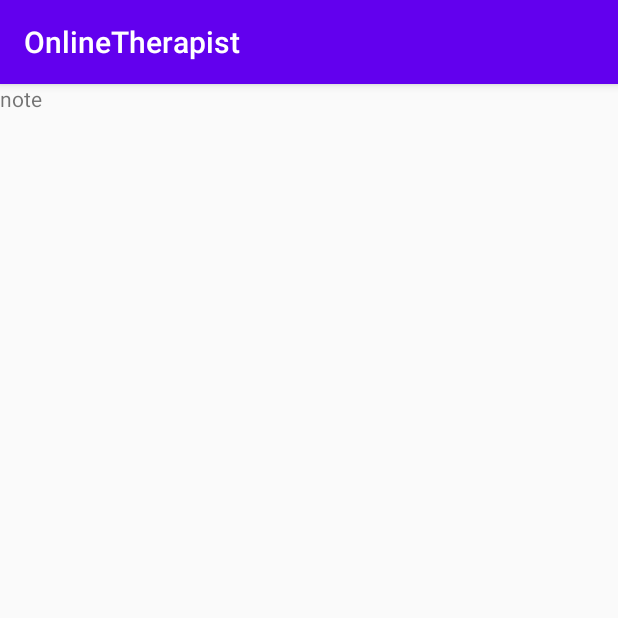
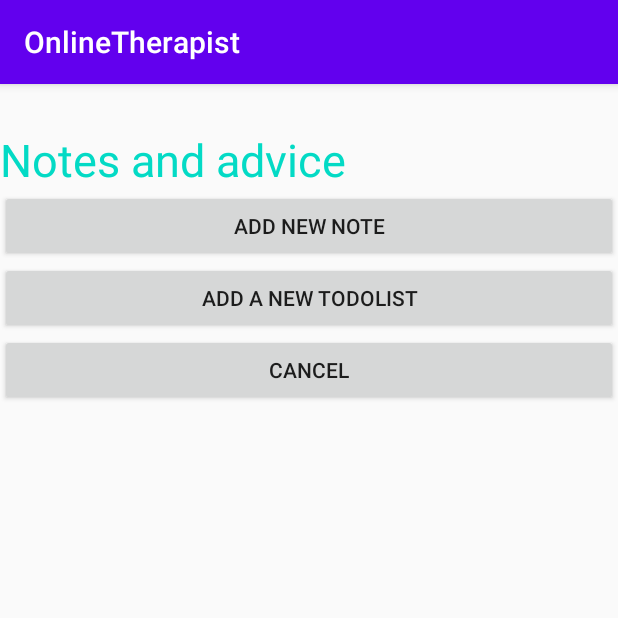
Before and after one commit to jojuo123/OnlineTherapist, an Android app: the NoteAdviceTherapistActivity screen opened directly, with no data from a screen before it, on a phone screen of 412 x 824 dp, the top half of it. Run offline under Robolectric (Android 15) with nearby library versions, the phone set to English and light mode, and no system bars.

Commit message:
2 button

```diff
--- a/app/src/main/AndroidManifest.xml
+++ b/app/src/main/AndroidManifest.xml
@@ -18,7 +18,8 @@
 
         <activity android:name=".noteadvice.therapist.CreateATodolistItemActivity"></activity>
         <activity android:name=".noteadvice.therapist.CreateATodolistActivity" />
-        <activity android:name=".noteadvice.therapist.CreateANoteActivity" />
+        <activity android:name=".noteadvice.therapist.CreateANoteActivity">
+        </activity>
         <activity android:name=".noteadvice.patient.ViewATodolistActivity" />
         <activity android:name=".appointment.therapist.TherapistPatientDetailvView" />
 
@@ -36,7 +37,6 @@
         <activity android:name=".appointment.therapist.TherapistViewAppointmentActivity" />
         <activity android:name=".homescreen.therapist.TherapistHomeActivity" />
         <activity android:name=".noteadvice.therapist.NoteAdviceTherapistActivity">
-
 
         </activity>
         <activity android:name=".noteadvice.patient.NoteAdvicePatientActivity" />
--- a/app/src/main/res/layout/activity_note_advice_therapist.xml
+++ b/app/src/main/res/layout/activity_note_advice_therapist.xml
@@ -6,10 +6,6 @@
     android:layout_height="match_parent"
     android:orientation="vertical"
     tools:context=".noteadvice.therapist.NoteAdviceTherapistActivity">
-    <TextView
-        android:layout_width="match_parent"
-        android:layout_height="match_parent"
-        android:text="note"/>
 
     <TextView
         android:id="@+id/textView2"
```
Also changed, not shown: app/src/main/java/com/example/onlinetherapist/appointment/therapist/TherapistPatientDetailvView.java (+17 -4 lines).
